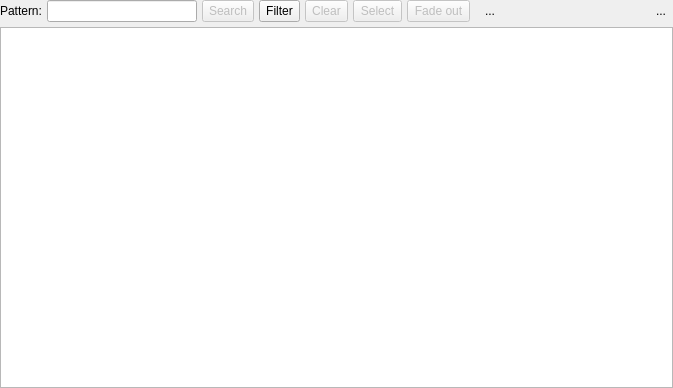
Qt form libs/libgui/ui/widgets/objectsearchwidget.ui (arichiardi/pgmodeler) before a commit.
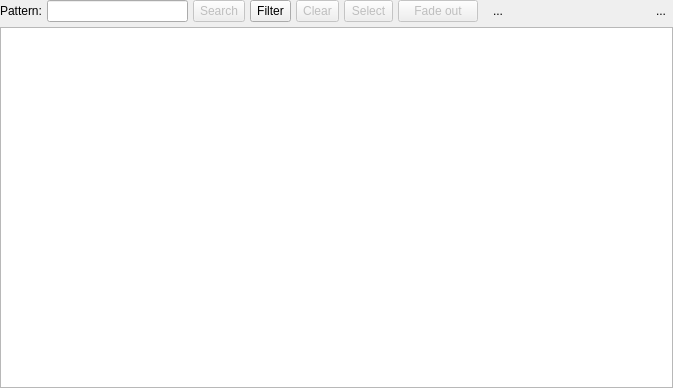
The same form after that commit. Icons and pictures are not drawn.

Commit message: Changing some QToolButton to QPushButton for better semantics (WIP).

The edit to the form file:
```diff
--- a/libs/libgui/ui/widgets/objectsearchwidget.ui
+++ b/libs/libgui/ui/widgets/objectsearchwidget.ui
@@ -255,7 +255,7 @@
       </widget>
      </item>
      <item>
-      <widget class="QToolButton" name="fade_btn">
+      <widget class="QPushButton" name="fade_btn">
        <property name="enabled">
         <bool>false</bool>
        </property>
@@ -290,12 +290,6 @@
        <property name="checkable">
         <bool>false</bool>
        </property>
-       <property name="popupMode">
-        <enum>QToolButton::ToolButtonPopupMode::InstantPopup</enum>
-       </property>
-       <property name="toolButtonStyle">
-        <enum>Qt::ToolButtonStyle::ToolButtonTextBesideIcon</enum>
-       </property>
       </widget>
      </item>
      <item>
```
The commit also changes 30 other files.
